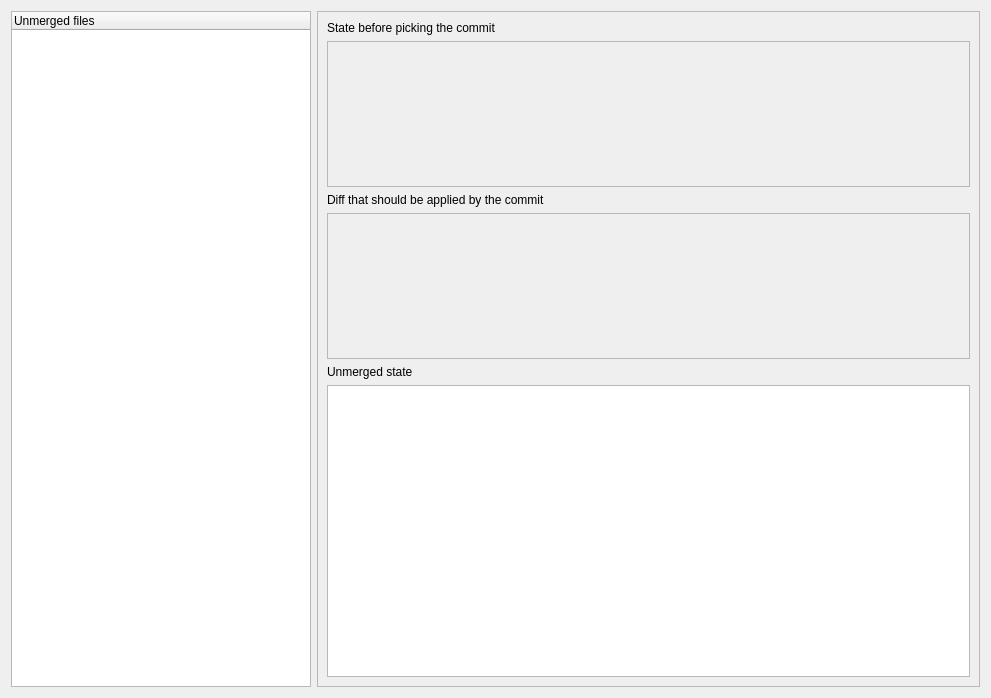
Old version of the form gitbuster/conflicts_dialog.ui in the repository mike-perdide/gitbuster.
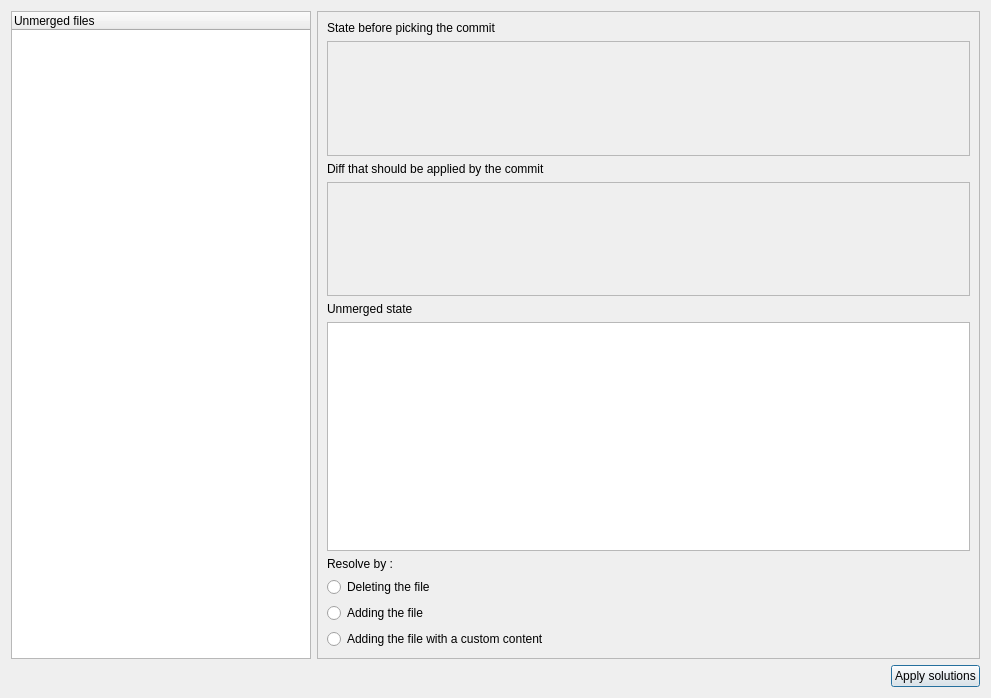
New version of the form.

Commit message: New radio buttons and apply button in the conflicts dialog.

Diff of the .ui file:
```diff
--- a/gitbuster/conflicts_dialog.ui
+++ b/gitbuster/conflicts_dialog.ui
@@ -13,8 +13,8 @@
   <property name="windowTitle">
    <string>Dialog</string>
   </property>
-  <layout class="QGridLayout" name="gridLayout">
-   <item row="0" column="1">
+  <layout class="QGridLayout" name="gridLayout" columnstretch="1,1,0,0" columnminimumwidth="0,0,0,0">
+   <item row="0" column="1" colspan="3">
     <widget class="QFrame" name="frame">
      <property name="frameShape">
       <enum>QFrame::StyledPanel</enum>
@@ -22,7 +22,7 @@
      <property name="frameShadow">
       <enum>QFrame::Raised</enum>
      </property>
-     <layout class="QGridLayout" name="gridLayout_2" rowstretch="0,1,0,1,0,2">
+     <layout class="QGridLayout" name="gridLayout_2" rowstretch="0,1,0,1,0,2,0,0,0,0">
       <item row="5" column="0">
        <widget class="QTextEdit" name="conflictTextEdit"/>
       </item>
@@ -61,10 +61,38 @@
         </property>
        </widget>
       </item>
+      <item row="6" column="0">
+       <widget class="QLabel" name="label_4">
+        <property name="text">
+         <string>Resolve by :</string>
+        </property>
+       </widget>
+      </item>
+      <item row="7" column="0">
+       <widget class="QRadioButton" name="radioButton">
+        <property name="text">
+         <string>Deleting the file</string>
+        </property>
+       </widget>
+      </item>
+      <item row="8" column="0">
+       <widget class="QRadioButton" name="radioButton_2">
+        <property name="text">
+         <string>Adding the file</string>
+        </property>
+       </widget>
+      </item>
+      <item row="9" column="0">
+       <widget class="QRadioButton" name="radioButton_3">
+        <property name="text">
+         <string>Adding the file with a custom content</string>
+        </property>
+       </widget>
+      </item>
      </layout>
     </widget>
    </item>
-   <item row="1" column="1">
+   <item row="2" column="3">
     <spacer name="horizontalSpacer">
      <property name="orientation">
       <enum>Qt::Horizontal</enum>
@@ -77,6 +105,32 @@
      </property>
     </spacer>
    </item>
+   <item row="1" column="2" colspan="2">
+    <widget class="QPushButton" name="pushButton">
+     <property name="maximumSize">
+      <size>
+       <width>100</width>
+       <height>16777215</height>
+      </size>
+     </property>
+     <property name="text">
+      <string>Apply solutions</string>
+     </property>
+    </widget>
+   </item>
+   <item row="1" column="1">
+    <spacer name="horizontalSpacer_2">
+     <property name="orientation">
+      <enum>Qt::Horizontal</enum>
+     </property>
+     <property name="sizeHint" stdset="0">
+      <size>
+       <width>40</width>
+       <height>20</height>
+      </size>
+     </property>
+    </spacer>
+   </item>
    <item row="0" column="0">
     <widget class="QTreeWidget" name="treeWidget">
      <property name="maximumSize">
```
